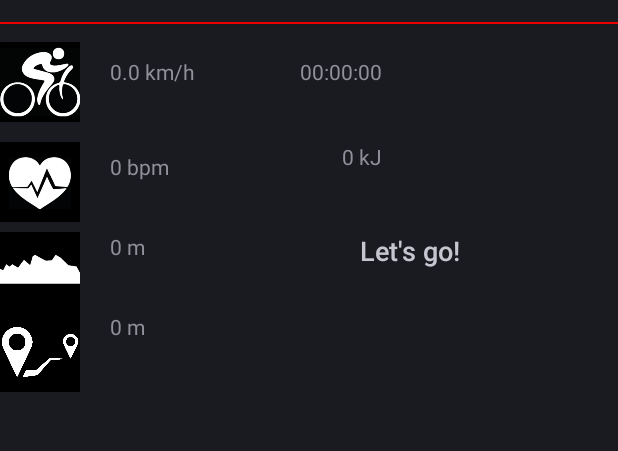
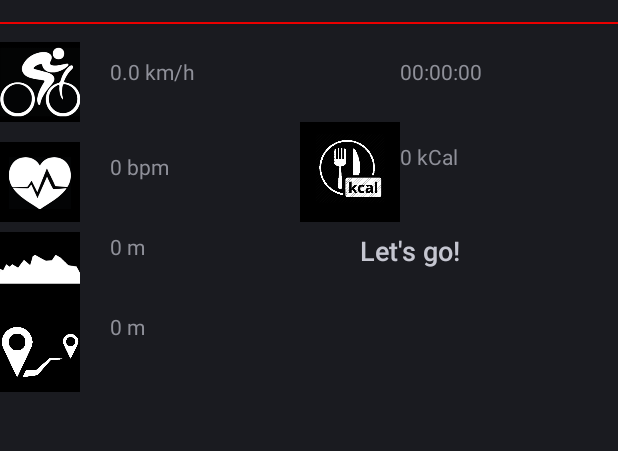
Before and after one commit to jandob/fitHUD, an Android app: the SummaryView screen opened directly, with no data from a screen before it, on a phone screen of 412 x 824 dp, the part 62-513 px from its top. Run offline under Robolectric (Android 15) with nearby library versions, the phone set to English and light mode, and no system bars; libraries missing offline, so code that uses them is left out: com.google.android.glass; 1 statement that could not run was skipped.

Commit message:
Fixes and extensions
Distance and Calories achievement methods added
Summary view layout finished

```diff
--- a/fithudlib/src/main/java/de/fithud/fithudlib/FHSensorManager.java
+++ b/fithudlib/src/main/java/de/fithud/fithudlib/FHSensorManager.java
@@ -396,7 +396,7 @@ public class FHSensorManager extends MessengerService {
                         previous_revolutions = wheel_revolutions;
                     }
                     totalWheelRevolution = wheel_revolutions - firstWheelRevolution;
-                    distance = totalWheelRevolution * (float)wheel_circumference;
+                    distance = (totalWheelRevolution * (float)wheel_circumference)/ (float)1000.0;
 
                     sendMsgFloat(Messages.DISTANCE_MESSAGE, distance);
 
--- a/glass/src/main/java/de/fithud/fithud/SummaryView.java
+++ b/glass/src/main/java/de/fithud/fithud/SummaryView.java
@@ -49,7 +49,7 @@ public class SummaryView extends Activity implements MessengerClient {
     private  TextView liveCardBikeText = null;
     private  TextView liveCardHeartText = null;
     private  TextView liveCardHeightText = null;
-    private  TextView liveCardStatus = null;
+    public  TextView liveCardStatus = null;
     private TextView summaryGuideText = null;
     private TextView distanceText = null;
     private TextView timeText = null;
@@ -81,11 +81,11 @@ public class SummaryView extends Activity implements MessengerClient {
                 break;
             case FHSensorManager.Messages.SPEED_MESSAGE:
                 speed = msg.getData().getFloat("value");
-                liveCardBikeText.setText(round(speed*100)/100 + " km/h");
+                liveCardBikeText.setText((float) (((int)(speed*100))/100.0) + " km/h");
                 break;
             case FHSensorManager.Messages.DISTANCE_MESSAGE:
                 distance = msg.getData().getFloat("value");
-                distanceText.setText("distance: " + round(distance*100)/100 + " m");
+                distanceText.setText((float) (((int)(distance*1000))/1000.0) + " km");
 
             case GuideService.GuideMessages.GUIDE_TEXT:
                 Log.d(TAG, "Summary got guide text: " + msg.getData().getString("text"));
@@ -138,13 +138,19 @@ public class SummaryView extends Activity implements MessengerClient {
         timeText = (TextView) findViewById(R.id.timeText);
         caloriesText = (TextView) findViewById(R.id.caloriesText);
 
+        if(WorkoutMenu.workoutActive) {
+            liveCardStatus.setBackgroundColor(Color.GREEN);
+        } else {
+            liveCardStatus.setBackgroundColor(Color.RED);
+        }
+
         //int speed = 5;
         //int heartrate = heartRate;
         //int height = 5;
         liveCardBikeText.setText(speed + " km/h");
         liveCardHeartText.setText(heartRate + " bpm");
         liveCardHeightText.setText(height + " m");
-        liveCardStatus.setBackgroundColor(Color.RED);
+        //liveCardStatus.setBackgroundColor(Color.RED);
         GuideService.summaryBoundToGuide = true;
         Log.d(TAG, "Summary on create");
     }
@@ -154,6 +160,12 @@ public class SummaryView extends Activity implements MessengerClient {
         GuideService.summaryBoundToGuide = true;
         //sendBoolToGuide(GuideService.GuideMessages.SPEECH_COMMAND, true);
         super.onResume();
+
+        if(WorkoutMenu.workoutActive) {
+            liveCardStatus.setBackgroundColor(Color.GREEN);
+        } else {
+            liveCardStatus.setBackgroundColor(Color.RED);
+        }
     }
 
     @Override
--- a/glass/src/main/java/de/fithud/fithud/WorkoutMenu.java
+++ b/glass/src/main/java/de/fithud/fithud/WorkoutMenu.java
@@ -43,7 +43,7 @@ public class WorkoutMenu extends Activity implements MessengerClient{
     private AudioManager mAudioManager;
     MessengerConnection guideConn = new MessengerConnection(this);
 
-    private static boolean workoutActive = false;
+    public static boolean workoutActive = false;
 
     @Override
     public boolean onCreatePanelMenu(int featureId, Menu menu) {
--- a/glass/src/main/res/layout/fithud.xml
+++ b/glass/src/main/res/layout/fithud.xml
@@ -13,7 +13,7 @@
             android:id="@+id/liveCardStatus"
             android:layout_width="match_parent"
             android:layout_height="2px"
-            android:background="#00FF00"
+            android:background="#f7ff0005"
             android:layout_alignParentTop="true"
             android:layout_centerHorizontal="true"/>
 
@@ -73,7 +73,6 @@
             android:id="@+id/summaryGuideText"
             android:layout_alignTop="@+id/liveCardHeightText"
             android:layout_toEndOf="@+id/liveCardHeightText" />
-            //android:layout_toEndOf="@+id/distanceText" />
 
         <ImageView
             android:id="@+id/liveCardDistance"
@@ -96,20 +95,27 @@
             android:id="@+id/timeText"
             android:layout_width="wrap_content"
             android:layout_height="wrap_content"
-            android:layout_marginLeft="300px"
+            android:layout_marginLeft="400px"
             android:text="00:00:00"
-            android:layout_alignTop="@+id/liveCardBikeText"
-            android:layout_alignEnd="@+id/timeText" />
+            android:layout_alignTop="@+id/liveCardBikeText" />
 
 
         <TextView
             android:id="@+id/caloriesText"
             android:layout_width="wrap_content"
             android:layout_height="wrap_content"
-            android:layout_marginLeft="250px"
-            android:text="0 kJ"
-            android:layout_alignTop="@+id/liveCardHeart"
-            android:layout_alignEnd="@+id/timeText" />
+            android:layout_marginLeft="400px"
+            android:text="0 kCal"
+            android:layout_alignTop="@+id/liveCardHeart" />
+
+        <ImageView
+            android:id="@+id/caloriesImage"
+            android:layout_width="100px"
+            android:layout_height="100px"
+            android:layout_marginLeft="300px"
+            android:src="@drawable/calories_bw"
+            android:layout_below="@+id/liveCardBike" />
+            <!--android:layout_alignEnd="@+id/liveCardHeartText" /> -->
 
     </RelativeLayout>
 
```
Also changed, not shown: fithudlib/src/main/java/de/fithud/fithudlib/GuideService.java (+79 -26 lines), glass/src/main/java/de/fithud/fithud/Achievements.java (+38 -19 lines), glass/src/main/res/drawable-hdpi/calories_bw.png (added).
